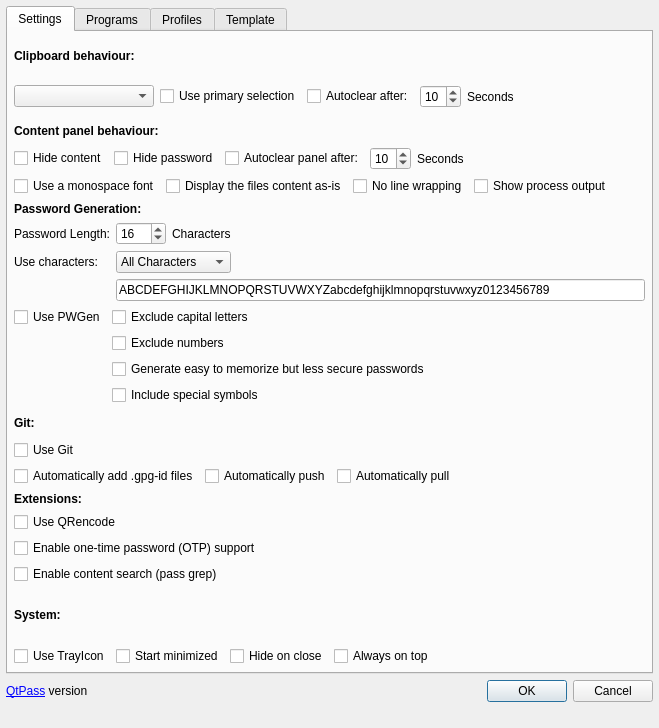
Old version of the form src/configdialog.ui in the repository IJHack/QtPass.
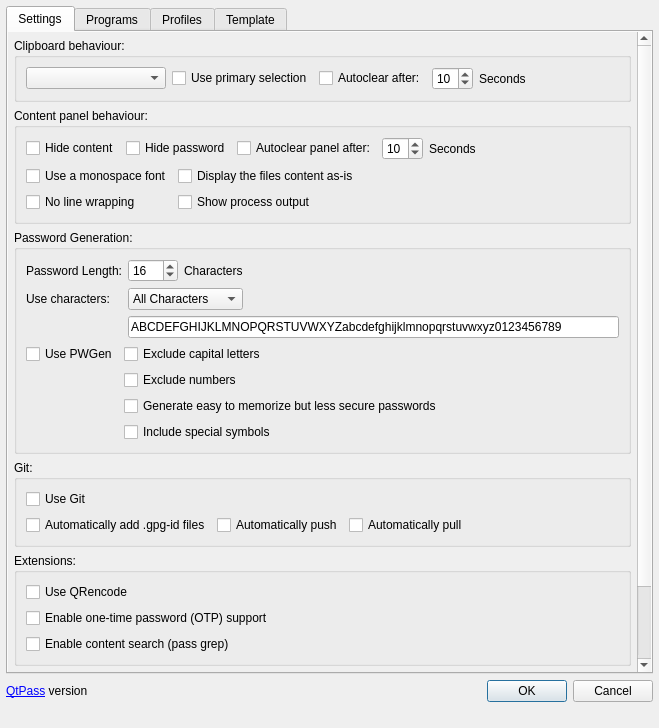
New version of the form. Icons and pictures are not drawn.

Commit message: ConfigDialog: scroll areas per tab, group boxes for the sections, wrapped checkbox rows

```diff
--- a/src/configdialog.ui
+++ b/src/configdialog.ui
@@ -45,6 +45,28 @@
       <attribute name="title">
        <string>Settings</string>
       </attribute>
+      <layout class="QVBoxLayout" name="Tab_Settings_outer">
+       <property name="leftMargin">
+        <number>0</number>
+       </property>
+       <property name="topMargin">
+        <number>0</number>
+       </property>
+       <property name="rightMargin">
+        <number>0</number>
+       </property>
+       <property name="bottomMargin">
+        <number>0</number>
+       </property>
+       <item>
+        <widget class="QScrollArea" name="scrollSettings">
+         <property name="frameShape">
+          <enum>QFrame::NoFrame</enum>
+         </property>
+         <property name="widgetResizable">
+          <bool>true</bool>
+         </property>
+         <widget class="QWidget" name="scrollSettingsContents">
       <layout class="QVBoxLayout" name="verticalLayout_5">
        <property name="leftMargin">
         <number>6</number>
@@ -59,23 +81,11 @@
         <number>6</number>
        </property>
        <item>
-        <layout class="QVBoxLayout" name="Layout_Clipboard">
-         <item>
-          <widget class="QLabel" name="label_8">
-           <property name="font">
-            <font>
-             <weight>75</weight>
-             <bold>true</bold>
-            </font>
-           </property>
-           <property name="text">
+            <widget class="QGroupBox" name="groupBoxClipboard">
+             <property name="title">
             <string>Clipboard behaviour:</string>
            </property>
-           <property name="buddy">
-            <cstring>comboBoxClipboard</cstring>
-           </property>
-          </widget>
-         </item>
+             <layout class="QVBoxLayout" name="Layout_Clipboard">
          <item>
           <layout class="QHBoxLayout" name="horizontalLayout">
            <item>
@@ -138,22 +148,14 @@
           </layout>
          </item>
         </layout>
+            </widget>
        </item>
        <item>
-        <layout class="QVBoxLayout" name="Layout_PasswordBehaviour">
-         <item>
-          <widget class="QLabel" name="label_6">
-           <property name="font">
-            <font>
-             <weight>75</weight>
-             <bold>true</bold>
-            </font>
-           </property>
-           <property name="text">
+            <widget class="QGroupBox" name="groupBoxContentPanel">
+             <property name="title">
             <string>Content panel behaviour:</string>
            </property>
-          </widget>
-         </item>
+             <layout class="QVBoxLayout" name="Layout_PasswordBehaviour">
          <item>
           <layout class="QHBoxLayout" name="horizontalLayout_6">
            <property name="topMargin">
@@ -226,37 +228,37 @@
           </layout>
          </item>
          <item>
-          <layout class="QHBoxLayout" name="horizontalLayout_19">
-           <item>
+               <layout class="QGridLayout" name="gridLayoutPanelOptions">
+                <item row="0" column="0">
             <widget class="QCheckBox" name="checkBoxUseMonospace">
              <property name="text">
               <string>Use a monospace font</string>
              </property>
             </widget>
            </item>
-           <item>
+                <item row="0" column="1">
             <widget class="QCheckBox" name="checkBoxDisplayAsIs">
              <property name="text">
               <string>Display the files content as-is</string>
              </property>
             </widget>
            </item>
-           <item>
+                <item row="1" column="0">
             <widget class="QCheckBox" name="checkBoxNoLineWrapping">
              <property name="text">
               <string>No line wrapping</string>
              </property>
             </widget>
            </item>
-           <item>
+                <item row="1" column="1">
             <widget class="QCheckBox" name="checkBoxShowProcessOutput">
              <property name="text">
               <string>Show process output</string>
              </property>
             </widget>
            </item>
-           <item>
-            <spacer name="horizontalSpacer_9">
+                <item row="0" column="2" rowspan="2">
+                 <spacer name="gridLayoutPanelOptionsSpacer">
              <property name="orientation">
               <enum>Qt::Horizontal</enum>
              </property>
@@ -271,22 +273,14 @@
           </layout>
          </item>
         </layout>
+            </widget>
        </item>
        <item>
-        <layout class="QVBoxLayout" name="Layout_PasswordGeneration">
-         <item>
-          <widget class="QLabel" name="label_4">
-           <property name="font">
-            <font>
-             <weight>75</weight>
-             <bold>true</bold>
-            </font>
-           </property>
-           <property name="text">
+            <widget class="QGroupBox" name="groupBoxPasswordGeneration">
+             <property name="title">
             <string>Password Generation:</string>
            </property>
-          </widget>
-         </item>
+             <layout class="QVBoxLayout" name="Layout_PasswordGeneration">
          <item>
           <layout class="QFormLayout" name="formLayout_2">
            <property name="topMargin">
@@ -496,22 +490,14 @@
           </layout>
          </item>
         </layout>
+            </widget>
        </item>
        <item>
-        <layout class="QVBoxLayout" name="Layout_Git">
-         <item>
-          <widget class="QLabel" name="label_3">
-           <property name="font">
-            <font>
-             <weight>75</weight>
-             <bold>true</bold>
-            </font>
-           </property>
-           <property name="text">
+            <widget class="QGroupBox" name="groupBoxGit">
+             <property name="title">
             <string>Git:</string>
            </property>
-          </widget>
-         </item>
+             <layout class="QVBoxLayout" name="Layout_Git">
          <item>
           <layout class="QHBoxLayout" name="horizontalLayout_9">
            <item>
@@ -568,22 +554,14 @@
           </layout>
          </item>
         </layout>
+            </widget>
        </item>
        <item>
-        <layout class="QVBoxLayout" name="Extensions">
-         <item>
-          <widget class="QLabel" name="label_10">
-           <property name="font">
-            <font>
-             <weight>75</weight>
-             <bold>true</bold>
-            </font>
-           </property>
-           <property name="text">
+            <widget class="QGroupBox" name="groupBoxExtensions">
+             <property name="title">
             <string>Extensions:</string>
            </property>
-          </widget>
-         </item>
+             <layout class="QVBoxLayout" name="Extensions">
          <item>
           <layout class="QHBoxLayout" name="horizontalLayout_16">
            <item>
@@ -624,60 +602,49 @@
           </layout>
          </item>
         </layout>
+            </widget>
        </item>
        <item>
-        <layout class="QVBoxLayout" name="Layout_System">
-         <property name="topMargin">
-          <number>0</number>
-         </property>
-         <item>
-          <widget class="QLabel" name="label_5">
-           <property name="font">
-            <font>
-             <weight>75</weight>
-             <bold>true</bold>
-            </font>
-           </property>
-           <property name="text">
+            <widget class="QGroupBox" name="groupBoxSystem">
+             <property name="title">
             <string>System:</string>
            </property>
-          </widget>
-         </item>
-         <item>
-          <layout class="QHBoxLayout" name="horizontalLayout_11">
-           <property name="bottomMargin">
+             <layout class="QVBoxLayout" name="Layout_System">
+              <property name="topMargin">
             <number>0</number>
            </property>
            <item>
+               <layout class="QGridLayout" name="gridLayoutSystem">
+                <item row="0" column="0">
             <widget class="QCheckBox" name="checkBoxUseTrayIcon">
              <property name="text">
               <string>Use TrayIcon</string>
              </property>
             </widget>
            </item>
-           <item>
+                <item row="0" column="1">
             <widget class="QCheckBox" name="checkBoxStartMinimized">
              <property name="text">
               <string>Start minimized</string>
              </property>
             </widget>
            </item>
-           <item>
+                <item row="1" column="0">
             <widget class="QCheckBox" name="checkBoxHideOnClose">
              <property name="text">
               <string>Hide on close</string>
              </property>
             </widget>
            </item>
-           <item>
+                <item row="1" column="1">
             <widget class="QCheckBox" name="checkBoxAlwaysOnTop">
              <property name="text">
               <string>Always on top</string>
              </property>
             </widget>
            </item>
-           <item>
-            <spacer name="horizontalSpacer_6">
+                <item row="0" column="2" rowspan="2">
+                 <spacer name="gridLayoutSystemSpacer">
              <property name="orientation">
               <enum>Qt::Horizontal</enum>
              </property>
@@ -692,6 +659,11 @@
           </layout>
          </item>
         </layout>
+            </widget>
+           </item>
+          </layout>
+         </widget>
+        </widget>
        </item>
       </layout>
      </widget>
```
Left out of the diff: 84 changed lines with no effect on the pictures. Lines whose indentation alone changed are shown as unchanged. The commit also changes 3 other files.
